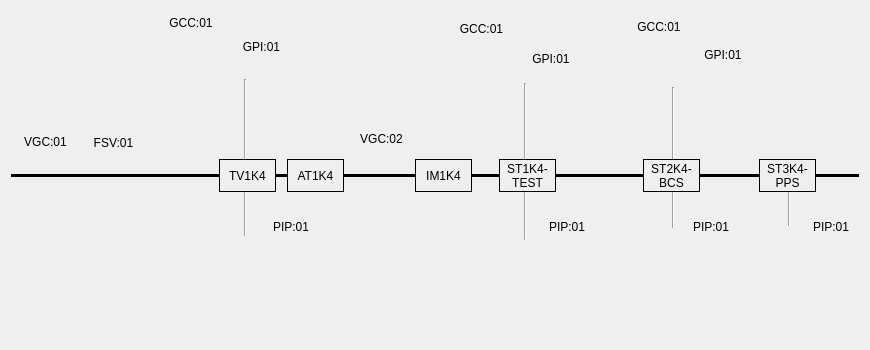
Old version of the form screens/common/FEE_K4_Vac.ui in the repository pcdshub/lcls-pydm-vacuum.
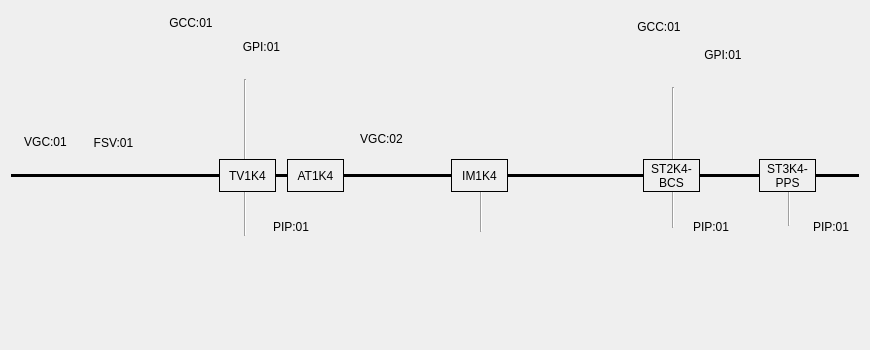
New version of the form. Custom widgets are drawn as their Qt base class.

Diff of the .ui file:
```diff
--- a/screens/common/FEE_K4_Vac.ui
+++ b/screens/common/FEE_K4_Vac.ui
@@ -815,28 +815,6 @@
         <bool>false</bool>
        </property>
       </widget>
-      <widget class="IonPump" name="IonPump_7">
-       <property name="geometry">
-        <rect>
-         <x>468</x>
-         <y>200</y>
-         <width>93</width>
-         <height>101</height>
-        </rect>
-       </property>
-       <property name="toolTip">
-        <string/>
-       </property>
-       <property name="controlsLocation" stdset="0">
-        <enum>PCDSSymbolBase::Bottom</enum>
-       </property>
-       <property name="channelsPrefix" stdset="0">
-        <string>ca://ST1K4:TEST:PIP:01</string>
-       </property>
-       <property name="controlButtonHorizontal" stdset="0">
-        <bool>true</bool>
-       </property>
-      </widget>
       <widget class="Line" name="line_34">
        <property name="geometry">
         <rect>
@@ -1058,88 +1036,6 @@
         <set>Qt::AlignCenter</set>
        </property>
       </widget>
-      <widget class="QLabel" name="label_7">
-       <property name="geometry">
-        <rect>
-         <x>480</x>
-         <y>40</y>
-         <width>120</width>
-         <height>15</height>
-        </rect>
-       </property>
-       <property name="font">
-        <font>
-         <pointsize>9</pointsize>
-         <weight>50</weight>
-         <bold>false</bold>
-        </font>
-       </property>
-       <property name="text">
-        <string>GPI:01</string>
-       </property>
-       <property name="alignment">
-        <set>Qt::AlignCenter</set>
-       </property>
-      </widget>
-      <widget class="Line" name="line_35">
-       <property name="geometry">
-        <rect>
-         <x>504</x>
-         <y>72</y>
-         <width>20</width>
-         <height>157</height>
-        </rect>
-       </property>
-       <property name="orientation">
-        <enum>Qt::Vertical</enum>
-       </property>
-      </widget>
-      <widget class="QLabel" name="label_8">
-       <property name="geometry">
-        <rect>
-         <x>420</x>
-         <y>8</y>
-         <width>101</width>
-         <height>20</height>
-        </rect>
-       </property>
-       <property name="font">
-        <font>
-         <pointsize>9</pointsize>
-         <weight>50</weight>
-         <bold>false</bold>
-        </font>
-       </property>
-       <property name="text">
-        <string>GCC:01</string>
-       </property>
-       <property name="alignment">
-        <set>Qt::AlignCenter</set>
-       </property>
-      </widget>
-      <widget class="QLabel" name="label_9">
-       <property name="geometry">
-        <rect>
-         <x>496</x>
-         <y>208</y>
-         <width>120</width>
-         <height>15</height>
-        </rect>
-       </property>
-       <property name="font">
-        <font>
-         <pointsize>9</pointsize>
-         <weight>50</weight>
-         <bold>false</bold>
-        </font>
-       </property>
-       <property name="text">
-        <string>PIP:01</string>
-       </property>
-       <property name="alignment">
-        <set>Qt::AlignCenter</set>
-       </property>
-      </widget>
       <widget class="QLabel" name="label_10">
        <property name="geometry">
         <rect>
@@ -1327,28 +1223,6 @@
         <string>vacuumscreens/templates/GCC_GPI.ui</string>
        </property>
       </widget>
-      <widget class="PyDMEmbeddedDisplay" name="PyDMEmbeddedDisplay_7">
-       <property name="geometry">
-        <rect>
-         <x>408</x>
-         <y>24</y>
-         <width>201</width>
-         <height>105</height>
-        </rect>
-       </property>
-       <property name="toolTip">
-        <string/>
-       </property>
-       <property name="lineWidth">
-        <number>0</number>
-       </property>
-       <property name="macros" stdset="0">
-        <string>{&quot;GCC&quot;: &quot;ST1K4:TEST:GCC:01&quot; , &quot;GPI&quot;: &quot;ST1K4:TEST:GPI:01&quot;}</string>
-       </property>
-       <property name="filename" stdset="0">
-        <string>vacuumscreens/templates/GCC_GPI.ui</string>
-       </property>
-      </widget>
       <widget class="PyDMEmbeddedDisplay" name="PyDMEmbeddedDisplay_8">
        <property name="geometry">
         <rect>
@@ -1472,7 +1346,7 @@
       <widget class="QLabel" name="RTDSL0_YAGXRAY_6">
        <property name="geometry">
         <rect>
-         <x>404</x>
+         <x>440</x>
          <y>148</y>
          <width>57</width>
          <height>33</height>
@@ -1494,31 +1368,6 @@
         <bool>true</bool>
        </property>
       </widget>
-      <widget class="QLabel" name="RTDSL0_YAGXRAY_7">
-       <property name="geometry">
-        <rect>
-         <x>488</x>
-         <y>148</y>
-         <width>57</width>
-         <height>33</height>
-        </rect>
-       </property>
-       <property name="autoFillBackground">
-        <bool>true</bool>
-       </property>
-       <property name="frameShape">
-        <enum>QFrame::Box</enum>
-       </property>
-       <property name="text">
-        <string>ST1K4-TEST</string>
-       </property>
-       <property name="alignment">
-        <set>Qt::AlignCenter</set>
-       </property>
-       <property name="wordWrap">
-        <bool>true</bool>
-       </property>
-      </widget>
       <widget class="QLabel" name="RTDSL0_YAGXRAY_8">
        <property name="geometry">
         <rect>
@@ -1569,6 +1418,42 @@
         <bool>true</bool>
        </property>
       </widget>
+      <widget class="IonPump" name="IonPump_9">
+       <property name="geometry">
+        <rect>
+         <x>420</x>
+         <y>210</y>
+         <width>101</width>
+         <height>97</height>
+        </rect>
+       </property>
+       <property name="toolTip">
+        <string/>
+       </property>
+       <property name="controlsLocation" stdset="0">
+        <enum>PCDSSymbolBase::Bottom</enum>
+       </property>
+       <property name="channelsPrefix" stdset="0">
+        <string>ca://IM1K4:PIP:01</string>
+       </property>
+       <property name="controlButtonHorizontal" stdset="0">
+        <bool>true</bool>
+       </property>
+      </widget>
+      <widget class="Line" name="line_35">
+       <property name="geometry">
+        <rect>
+         <x>460</x>
+         <y>170</y>
+         <width>20</width>
+         <height>51</height>
+        </rect>
+       </property>
+       <property name="orientation">
+        <enum>Qt::Vertical</enum>
+       </property>
+      </widget>
+      <zorder>line_35</zorder>
       <zorder>line_34</zorder>
       <zorder>line_23</zorder>
       <zorder>line_37</zorder>
```
Left out of the diff: 10 changed lines with no effect on the pictures.
